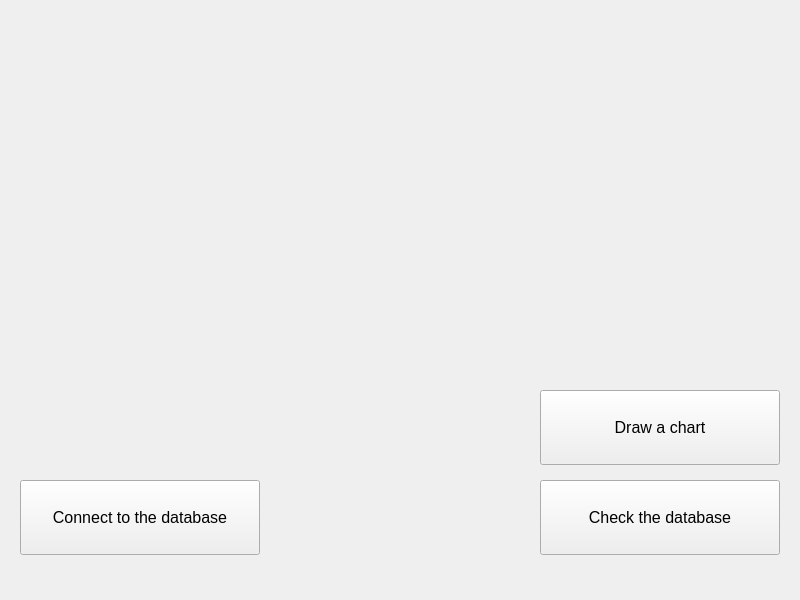
First picture: the form in mainwindow.ui, repository sebastiancial/bm, before the edit.
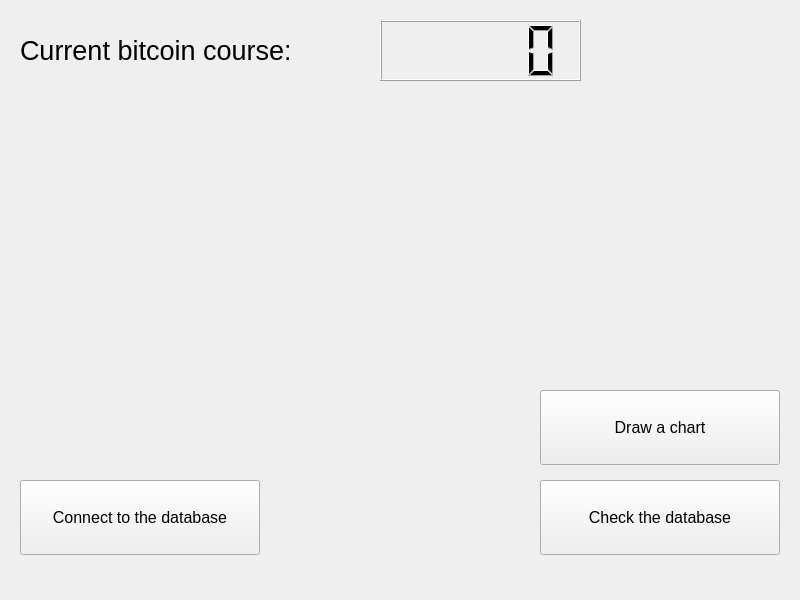
Second picture: the form after the edit.

Diff of the .ui file:
```diff
--- a/mainwindow.ui
+++ b/mainwindow.ui
@@ -107,6 +107,29 @@
      <string>Draw a chart</string>
     </property>
    </widget>
+   <widget class="QLabel" name="bitocoincourse">
+    <property name="geometry">
+     <rect>
+      <x>20</x>
+      <y>20</y>
+      <width>341</width>
+      <height>61</height>
+     </rect>
+    </property>
+    <property name="text">
+     <string>&lt;html&gt;&lt;head/&gt;&lt;body&gt;&lt;p&gt;&lt;span style=&quot; font-size:20pt;&quot;&gt;Current bitcoin course:&lt;/span&gt;&lt;/p&gt;&lt;/body&gt;&lt;/html&gt;</string>
+    </property>
+   </widget>
+   <widget class="QLCDNumber" name="course_dig">
+    <property name="geometry">
+     <rect>
+      <x>380</x>
+      <y>20</y>
+      <width>201</width>
+      <height>61</height>
+     </rect>
+    </property>
+   </widget>
   </widget>
   <widget class="QMenuBar" name="menuBar">
    <property name="geometry">
```
